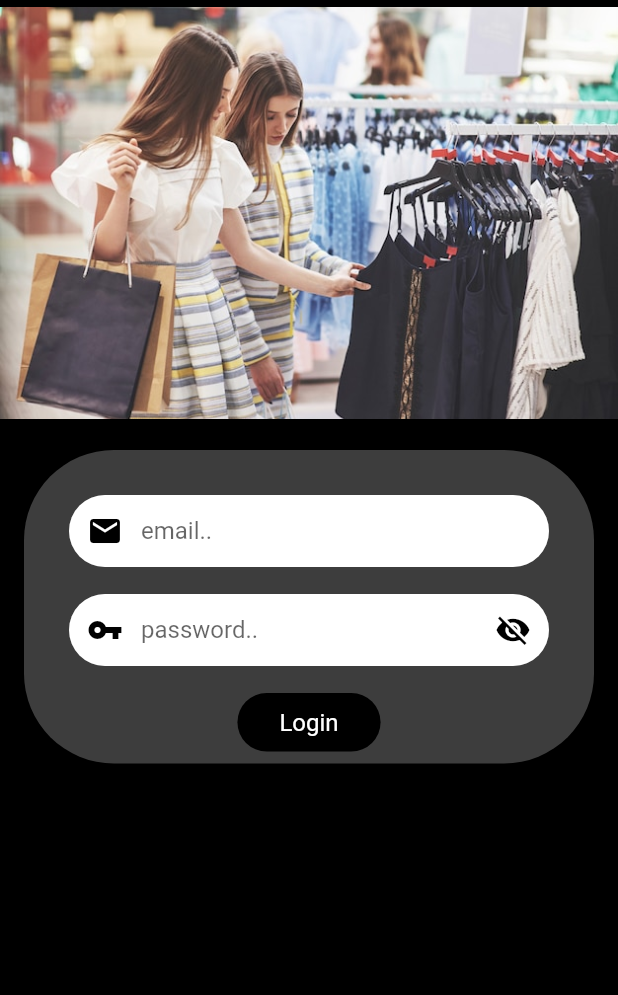
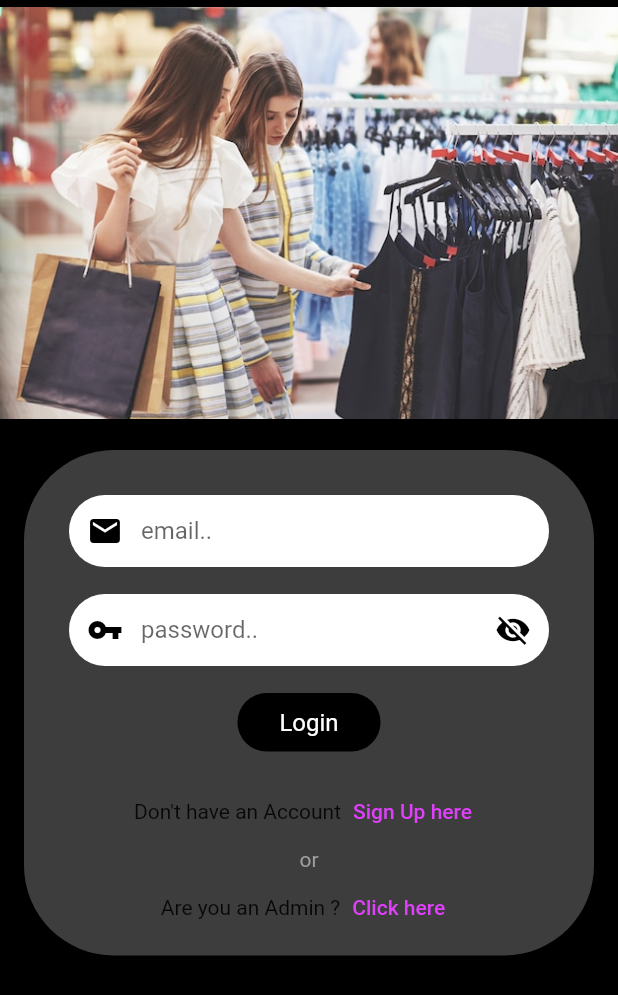
Before and after one commit to shmsacr/clothes_app, a Flutter app: the screen it shows after launch, on a phone screen of 412 x 824 dp. Shown: the top 995 px of the screen. Run offline on Flutter 3.47's test engine with Material 2 defaults, Android fonts, the phone set to English and light mode, and no system bars; our stand-ins replace fluttertoast, get.

Commit message:
feat: add admin panel and sign up screen

```diff
--- a/lib/users/authentication/login_screen.dart
+++ b/lib/users/authentication/login_screen.dart
@@ -1,3 +1,4 @@
+import 'package:clothes_app/users/authentication/signup_screen.dart';
 import 'package:flutter/material.dart';
 import 'package:get/get.dart';
 
@@ -54,6 +55,7 @@ class _LoginScreenState extends State<LoginScreen> {
                           padding: const EdgeInsets.fromLTRB(30, 30, 30, 8),
                           child: Column(
                             children: [
+                              // email-password-login btn
                               Form(
                                   key: _formKey,
                                   child: Column(
@@ -172,7 +174,44 @@ class _LoginScreenState extends State<LoginScreen> {
                                         ),
                                       )
                                     ],
-                                  ))
+                                  )),
+                              const SizedBox(
+                                height: 16,
+                              ),
+                              //dont have an account button - button
+                              Row(
+                                mainAxisAlignment: MainAxisAlignment.center,
+                                children: [
+                                  Text("Don't have an Account"),
+                                  TextButton(
+                                      onPressed: () {
+                                        Get.to(SignUpScreen());
+                                      },
+                                      child: Text(
+                                        "Sign Up here",
+                                        style: TextStyle(
+                                            color: Colors.purpleAccent),
+                                      ))
+                                ],
+                              ),
+                              const Text(
+                                "or",
+                                style: TextStyle(color: Colors.grey),
+                              ),
+                              // are you admin - button
+                              Row(
+                                mainAxisAlignment: MainAxisAlignment.center,
+                                children: [
+                                  Text("Are you an Admin ?"),
+                                  TextButton(
+                                      onPressed: () {},
+                                      child: Text(
+                                        "Click here",
+                                        style: TextStyle(
+                                            color: Colors.purpleAccent),
+                                      ))
+                                ],
+                              ),
                             ],
                           ),
                         ),
```
